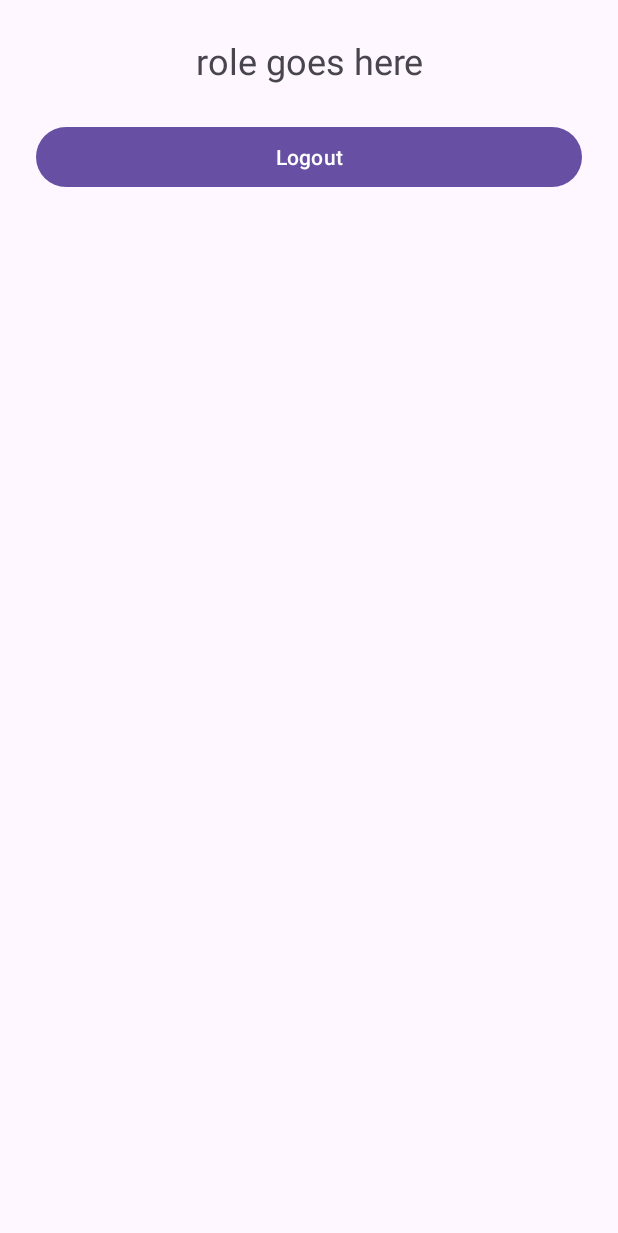
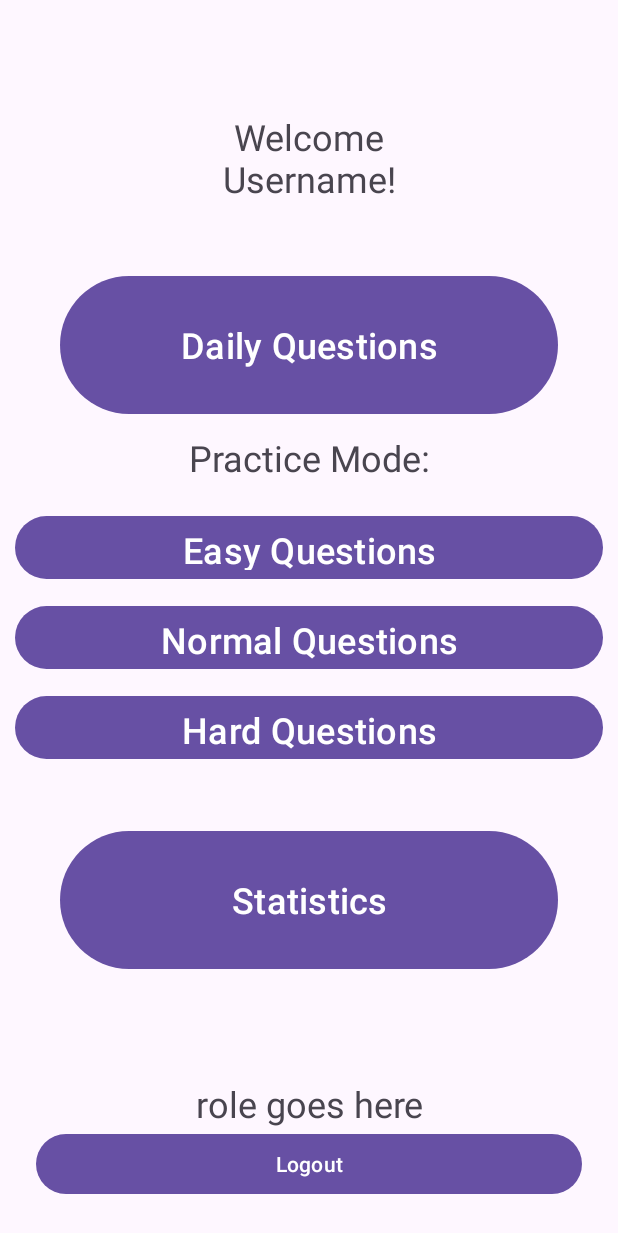
Before and after one commit to jbanducci321/CST338-Project-2-Group-2, an Android app: the MainActivity screen opened directly, with no data from a screen before it, on a phone screen of 412 x 824 dp. Shown: the top 1233 px of the screen. Run offline under Robolectric (Android 15) with nearby library versions, the phone set to English and light mode, and no system bars; our stand-ins replace Room's generated code; 1 statement that could not run was skipped.

Commit message:
created user landing page buttons and moved code to login method

```diff
--- a/app/src/main/java/com/example/labandroiddemo/MainActivity.java
+++ b/app/src/main/java/com/example/labandroiddemo/MainActivity.java
@@ -1,23 +1,13 @@
 package com.example.labandroiddemo;
 
 import android.content.Context;
-import android.content.DialogInterface;
 import android.content.Intent;
 import android.content.SharedPreferences;
 import android.os.Bundle;
-import android.view.Menu;
-import android.view.MenuInflater;
-import android.view.MenuItem;
 import android.view.View;
-import android.widget.Toast;
 
-import androidx.activity.EdgeToEdge;
 import androidx.annotation.NonNull;
-import androidx.appcompat.app.AlertDialog;
 import androidx.appcompat.app.AppCompatActivity;
-import androidx.core.graphics.Insets;
-import androidx.core.view.ViewCompat;
-import androidx.core.view.WindowInsetsCompat;
 import androidx.lifecycle.LiveData;
 
 import com.example.labandroiddemo.database.AppRepository;
@@ -48,6 +38,62 @@ public class MainActivity extends AppCompatActivity {
 
         repository = AppRepository.getRepository(getApplication());
 
+        loginUser(savedInstanceState);
+
+        // If not logged in, go to Login (same behavior you see in GymLog when session missing)
+        if (loggedInUserId == LOGGED_OUT) {
+            startActivity(LoginActivity.loginIntentFactory(getApplicationContext()));
+            finish();
+            return;
+        }
+
+        updateSharedPreference();
+
+        // === Logout button (same logout() semantics as GymLog, just on a button) ===
+        binding.logoutButton.setOnClickListener(v -> {
+            logout();
+        });
+
+
+        //Questions and Statistic buttons ready for new activities.
+        binding.dailyQuestionsButton.setOnClickListener(new View.OnClickListener() {
+            @Override
+            public void onClick(View view) {
+
+            }
+        });
+        binding.easyQuestionsButton.setOnClickListener(new View.OnClickListener() {
+            @Override
+            public void onClick(View view) {
+
+
+            }
+        });
+        binding.normalQuestionsButton.setOnClickListener(new View.OnClickListener() {
+            @Override
+            public void onClick(View view) {
+
+            }
+        });
+
+        binding.hardQuestionsButton.setOnClickListener(new View.OnClickListener() {
+            @Override
+            public void onClick(View view) {
+
+            }
+        });
+
+        binding.statisticsButton.setOnClickListener(new View.OnClickListener() {
+            @Override
+            public void onClick(View view) {
+
+            }
+        });
+
+
+    }
+
+    private void loginUser(Bundle savedInstanceState) {
         // === GymLog-style userId retrieval order: SharedPrefs -> savedInstance -> Intent ===
         SharedPreferences sharedPreferences = getApplicationContext().getSharedPreferences(
                 getString(R.string.preference_file_key), Context.MODE_PRIVATE);
@@ -63,14 +109,6 @@ public class MainActivity extends AppCompatActivity {
         if (loggedInUserId == LOGGED_OUT) {
             loggedInUserId = getIntent().getIntExtra(MAIN_ACTIVITY_USER_ID, LOGGED_OUT);
         }
-
-        // If not logged in, go to Login (same behavior you see in GymLog when session missing)
-        if (loggedInUserId == LOGGED_OUT) {
-            startActivity(LoginActivity.loginIntentFactory(getApplicationContext()));
-            finish();
-            return;
-        }
-
         // === Observe the logged-in user (GymLog pattern) ===
         LiveData<User> userObserver = repository.getUserByUserId(loggedInUserId);
         userObserver.observe(this, u -> {
@@ -80,12 +118,9 @@ public class MainActivity extends AppCompatActivity {
                 String role = user.isAdmin() ? "Admin" : "User";
                 String text = "Logged in as: " + user.getUsername() + "\nRole: " + role;
                 binding.roleTextView.setText(text);
+                binding.welcomeUserTextView.setText("Welcome\n"+user.getUsername()+"!");
+
             }
-        });
-
-        // === Logout button (same logout() semantics as GymLog, just on a button) ===
-        binding.logoutButton.setOnClickListener(v -> {
-            logout();
         });
     }
 
--- a/app/src/main/res/layout/activity_main.xml
+++ b/app/src/main/res/layout/activity_main.xml
@@ -11,13 +11,90 @@
         android:id="@+id/roleTextView"
         android:layout_width="0dp"
         android:layout_height="wrap_content"
-        android:layout_margin="24dp"
+        android:gravity="center"
         android:text="role goes here"
         android:textSize="24sp"
+        app:layout_constraintBottom_toTopOf="@+id/logoutButton"
+        app:layout_constraintEnd_toEndOf="parent"
+        app:layout_constraintStart_toStartOf="parent" />
+
+    <TextView
+        android:id="@+id/welcomeUserTextView"
+        android:layout_width="match_parent"
+        android:layout_height="70dp"
+        android:layout_marginTop="70dp"
         android:gravity="center"
-        app:layout_constraintTop_toTopOf="parent"
+        android:text="Welcome\nUsername!"
+        android:textSize="24sp"
+        app:layout_constraintEnd_toEndOf="parent"
         app:layout_constraintStart_toStartOf="parent"
-        app:layout_constraintEnd_toEndOf="parent" />
+        app:layout_constraintTop_toTopOf="parent" />
+
+    <TextView
+        android:id="@+id/practiceModeTextView"
+        android:layout_width="match_parent"
+        android:layout_height="50dp"
+        android:gravity="center"
+        android:text="Practice Mode:"
+        android:textSize="24sp"
+        app:layout_constraintEnd_toEndOf="parent"
+        app:layout_constraintStart_toStartOf="parent"
+        app:layout_constraintTop_toBottomOf="@+id/dailyQuestionsButton" />
+
+    <Button
+        android:id="@+id/dailyQuestionsButton"
+        android:layout_margin="40dp"
+        android:layout_width="match_parent"
+        android:layout_height="100dp"
+        android:text="Daily Questions"
+        android:textSize="24sp"
+        app:layout_constraintEnd_toEndOf="parent"
+        app:layout_constraintStart_toStartOf="parent"
+        app:layout_constraintTop_toBottomOf="@+id/welcomeUserTextView" />
+
+    <Button
+        android:id="@+id/easyQuestionsButton"
+        android:layout_width="match_parent"
+        android:layout_margin="10dp"
+        android:layout_height="50dp"
+        android:text="Easy Questions"
+        android:textSize="24sp"
+        app:layout_constraintEnd_toEndOf="parent"
+        app:layout_constraintStart_toStartOf="parent"
+        app:layout_constraintTop_toBottomOf="@+id/practiceModeTextView" />
+
+    <Button
+        android:id="@+id/normalQuestionsButton"
+        android:layout_width="match_parent"
+        android:layout_margin="10dp"
+        android:layout_height="50dp"
+        android:text="Normal Questions"
+        android:textSize="24sp"
+        app:layout_constraintEnd_toEndOf="parent"
+        app:layout_constraintStart_toStartOf="parent"
+        app:layout_constraintTop_toBottomOf="@+id/easyQuestionsButton" />
+
+    <Button
+        android:id="@+id/hardQuestionsButton"
+        android:layout_width="match_parent"
+        android:layout_margin="10dp"
+        android:layout_height="50dp"
+        android:text="Hard Questions"
+        android:textSize="24sp"
+        app:layout_constraintEnd_toEndOf="parent"
+        app:layout_constraintStart_toStartOf="parent"
+        app:layout_constraintTop_toBottomOf="@+id/normalQuestionsButton" />
+
+    <Button
+        android:id="@+id/statisticsButton"
+        android:layout_width="match_parent"
+        android:layout_margin="40dp"
+        android:layout_height="100dp"
+        android:text="Statistics"
+        android:textSize="24sp"
+        app:layout_constraintEnd_toEndOf="parent"
+        app:layout_constraintStart_toStartOf="parent"
+        app:layout_constraintTop_toBottomOf="@+id/hardQuestionsButton" />
 
     <Button
         android:id="@+id/logoutButton"
@@ -25,8 +102,8 @@
         android:layout_height="wrap_content"
         android:layout_margin="24dp"
         android:text="Logout"
-        app:layout_constraintTop_toBottomOf="@id/roleTextView"
-        app:layout_constraintStart_toStartOf="parent"
-        app:layout_constraintEnd_toEndOf="parent" />
+        app:layout_constraintBottom_toBottomOf="parent"
+        app:layout_constraintEnd_toEndOf="parent"
+        app:layout_constraintStart_toStartOf="parent" />
 
 </androidx.constraintlayout.widget.ConstraintLayout>
```
